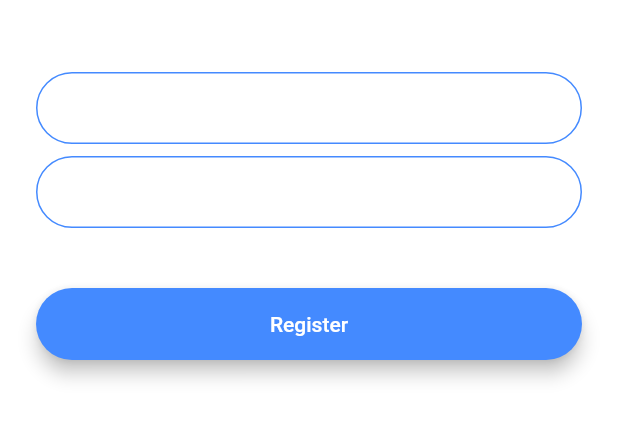
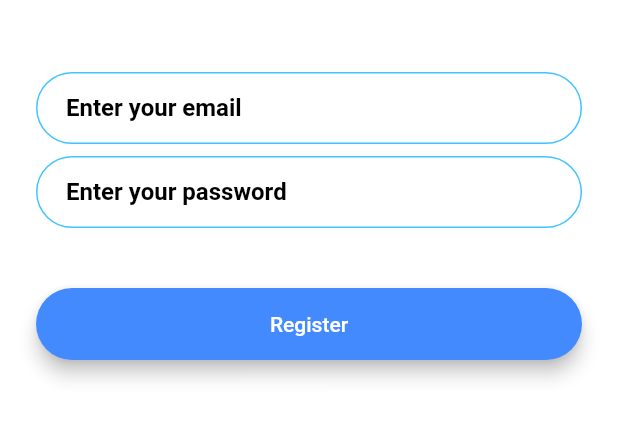
Before and after one commit to vattvichet/ChatApp-FIrebase, a Flutter app: the screen it shows after launch, after a tap on "Register", on a phone screen of 412 x 824 dp, the part 576-1018 px from its top. Run offline on Flutter 3.47's test engine with Material 2 defaults, Android fonts, the phone set to English and light mode, and no system bars; our stand-ins replace animated_text_kit.

Commit message:
Set up Firebase

```diff
--- a/lib/constants.dart
+++ b/lib/constants.dart
@@ -17,3 +17,19 @@ const kMessageContainerDecoration = BoxDecoration(
     top: BorderSide(color: Colors.lightBlueAccent, width: 2.0),
   ),
 );
+
+const kTextFieldDecoration = InputDecoration(
+  hintText: '',
+  contentPadding: EdgeInsets.symmetric(vertical: 10.0, horizontal: 20.0),
+  border: OutlineInputBorder(
+    borderRadius: BorderRadius.all(Radius.circular(32.0)),
+  ),
+  enabledBorder: OutlineInputBorder(
+    borderSide: BorderSide(color: Colors.lightBlueAccent, width: 1.0),
+    borderRadius: BorderRadius.all(Radius.circular(32.0)),
+  ),
+  focusedBorder: OutlineInputBorder(
+    borderSide: BorderSide(color: Colors.lightBlueAccent, width: 2.0),
+    borderRadius: BorderRadius.all(Radius.circular(32.0)),
+  ),
+);
--- a/lib/main.dart
+++ b/lib/main.dart
@@ -10,9 +10,21 @@ class FlashChat extends StatelessWidget {
   @override
   Widget build(BuildContext context) {
     return MaterialApp(
+      debugShowCheckedModeBanner: false,
       theme: ThemeData.dark().copyWith(
         textTheme: TextTheme(
-          bodyText2: TextStyle(color: Colors.black54),
+          bodyText2: TextStyle(
+            color: Colors.black54,
+          ),
+          subtitle1: TextStyle(
+            color: Colors.black,
+            fontWeight: FontWeight.bold,
+          ),
+        ),
+        inputDecorationTheme: InputDecorationTheme(
+          hintStyle: TextStyle(
+            color: Colors.black,
+          ),
         ),
       ),
       initialRoute: WelcomeScreen.id,
--- a/lib/screens/registration_screen.dart
+++ b/lib/screens/registration_screen.dart
@@ -1,4 +1,5 @@
 import 'package:flash_chat/components/rounded_button.dart';
+import 'package:flash_chat/constants.dart';
 import 'package:flutter/material.dart';
 
 class RegistrationScreen extends StatefulWidget {
@@ -32,22 +33,8 @@ class _RegistrationScreenState extends State<RegistrationScreen> {
               onChanged: (value) {
                 //Do something with the user input.
               },
-              decoration: InputDecoration(
-                hintText: 'Enter your email',
-                contentPadding:
-                    EdgeInsets.symmetric(vertical: 10.0, horizontal: 20.0),
-                border: OutlineInputBorder(
-                  borderRadius: BorderRadius.all(Radius.circular(32.0)),
-                ),
-                enabledBorder: OutlineInputBorder(
-                  borderSide: BorderSide(color: Colors.blueAccent, width: 1.0),
-                  borderRadius: BorderRadius.all(Radius.circular(32.0)),
-                ),
-                focusedBorder: OutlineInputBorder(
-                  borderSide: BorderSide(color: Colors.blueAccent, width: 2.0),
-                  borderRadius: BorderRadius.all(Radius.circular(32.0)),
-                ),
-              ),
+              decoration:
+                  kTextFieldDecoration.copyWith(hintText: 'Enter your email'),
             ),
             SizedBox(
               height: 8.0,
@@ -56,22 +43,8 @@ class _RegistrationScreenState extends State<RegistrationScreen> {
               onChanged: (value) {
                 //Do something with the user input.
               },
-              decoration: InputDecoration(
-                hintText: 'Enter your password',
-                contentPadding:
-                    EdgeInsets.symmetric(vertical: 10.0, horizontal: 20.0),
-                border: OutlineInputBorder(
-                  borderRadius: BorderRadius.all(Radius.circular(32.0)),
-                ),
-                enabledBorder: OutlineInputBorder(
-                  borderSide: BorderSide(color: Colors.blueAccent, width: 1.0),
-                  borderRadius: BorderRadius.all(Radius.circular(32.0)),
-                ),
-                focusedBorder: OutlineInputBorder(
-                  borderSide: BorderSide(color: Colors.blueAccent, width: 2.0),
-                  borderRadius: BorderRadius.all(Radius.circular(32.0)),
-                ),
-              ),
+              decoration: kTextFieldDecoration.copyWith(
+                  hintText: 'Enter your password'),
             ),
             SizedBox(
               height: 24.0,
--- a/pubspec.yaml
+++ b/pubspec.yaml
@@ -12,6 +12,9 @@ dependencies:
 
   cupertino_icons: ^0.1.2
   animated_text_kit: ^4.2.2
+  firebase_core: ^2.4.0
+  cloud_firestore: ^4.2.0
+  firebase_auth: ^4.2.0
 
 dev_dependencies:
   flutter_test:
```
Also changed, not shown: lib/screens/login_screen.dart (+5 -36 lines), pubspec.lock, 42 other files.
